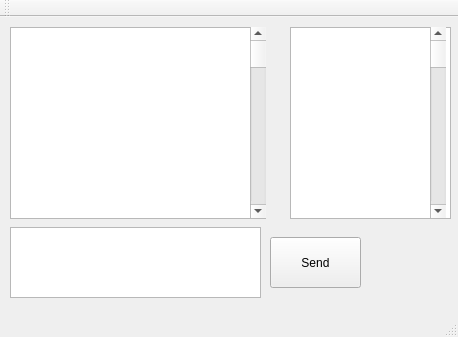
This is mainchatwindow.ui in joe564338/ChatSec as Qt 5 draws it before an edit. The edited form follows.
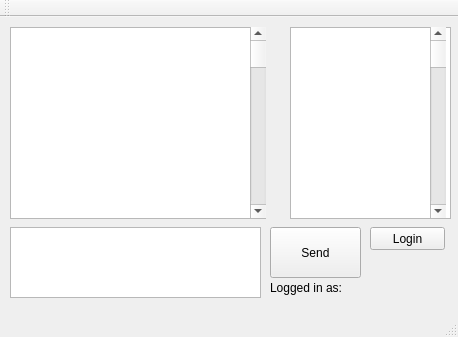
This is the edited form.

Commit message: Login window works but gets put behind the main window

```diff
--- a/mainchatwindow.ui
+++ b/mainchatwindow.ui
@@ -74,7 +74,7 @@
     <property name="geometry">
      <rect>
       <x>270</x>
-      <y>220</y>
+      <y>210</y>
       <width>91</width>
       <height>51</height>
      </rect>
@@ -83,6 +83,32 @@
      <string>Send</string>
     </property>
    </widget>
+   <widget class="QPushButton" name="mLoginButton">
+    <property name="geometry">
+     <rect>
+      <x>370</x>
+      <y>210</y>
+      <width>75</width>
+      <height>23</height>
+     </rect>
+    </property>
+    <property name="text">
+     <string>Login</string>
+    </property>
+   </widget>
+   <widget class="QLabel" name="label">
+    <property name="geometry">
+     <rect>
+      <x>270</x>
+      <y>260</y>
+      <width>181</width>
+      <height>21</height>
+     </rect>
+    </property>
+    <property name="text">
+     <string>Logged in as: </string>
+    </property>
+   </widget>
   </widget>
   <widget class="QMenuBar" name="menuBar">
    <property name="geometry">
```
The commit also changes 12 other files.
